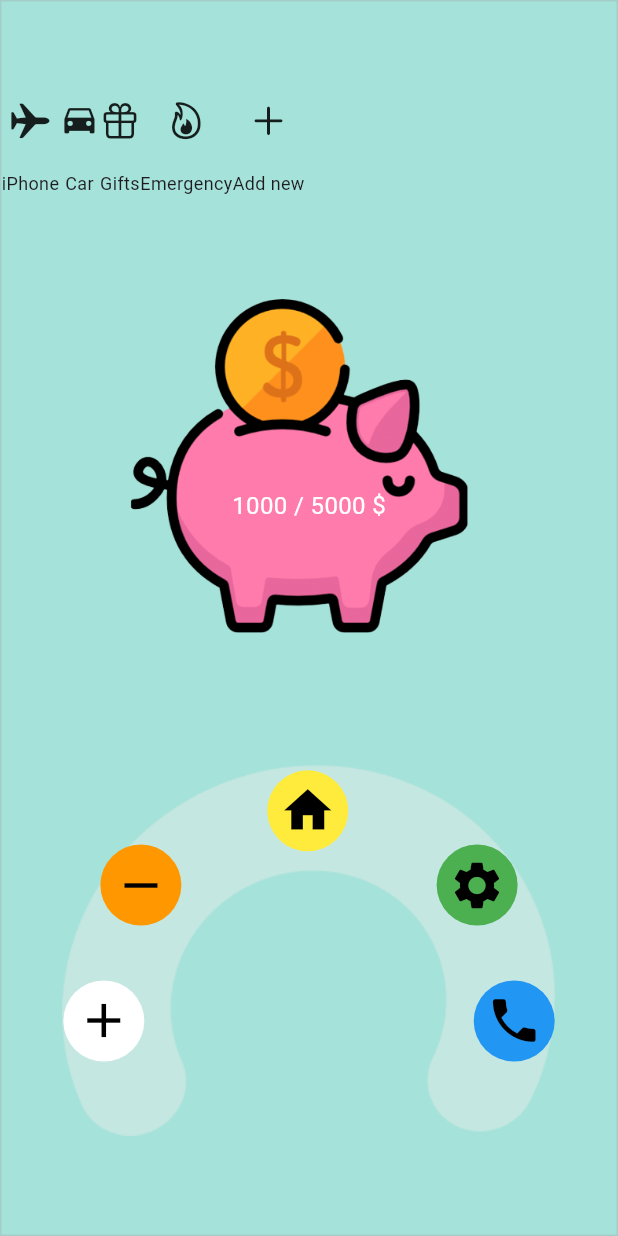
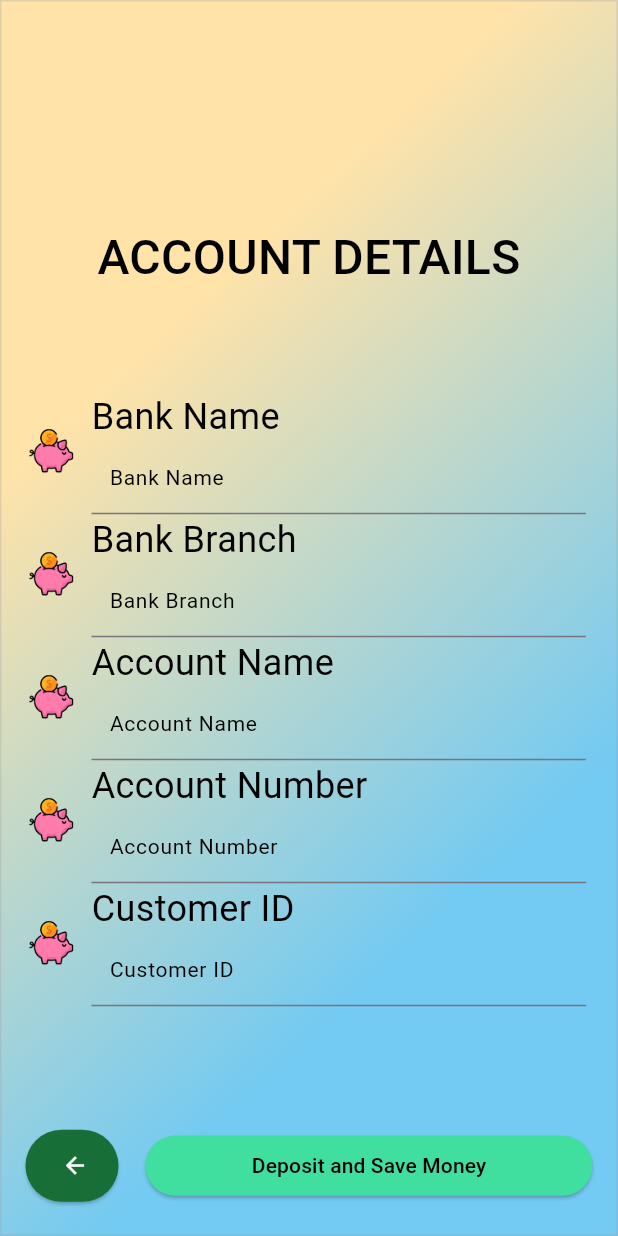
Before and after one commit to pepo-app/pepo, a Flutter app: the HomeScreen screen opened by its route, after a tap on the "remove" icon, on a phone screen of 412 x 824 dp. Run offline on Flutter 3.47's test engine with Material 2 defaults, Android fonts, the phone set to English and light mode, and no system bars; our stand-ins replace flutter_secure_storage, get; missing offline and left inert: flutter_custom_cards, flutter_shapes, soundpool; accounts and stored records are empty.

Commit message:
implement withdraw and settings page

```diff
--- a/lib/main.dart
+++ b/lib/main.dart
@@ -4,7 +4,9 @@ import 'package:pepo/screens/add_piggy_bank.dart';
 import 'package:pepo/screens/auth/auth.dart';
 import 'package:pepo/screens/auth/login.dart';
 import 'package:pepo/screens/deposit_screen.dart';
+import 'package:pepo/screens/settings.dart';
 import 'package:pepo/screens/splash.dart';
+import 'package:pepo/screens/withdraw.dart';
 
 import 'screens/home.dart';
 
@@ -28,6 +30,8 @@ class MyApp extends StatelessWidget {
         GetPage(name: "/auth/login", page: () => LoginScreen()),
         GetPage(name: "/piggy/add", page: () => AddPiggyBankScreen()),
         GetPage(name: "/deposit", page: () => DepositScreen()),
+        GetPage(name: "/withdraw", page: () => WithdrawScreen()),
+        GetPage(name: "/settings", page: () => SettingsScreen())
       ],
       theme: ThemeData(useMaterial3: true),
     );
--- a/lib/screens/home.dart
+++ b/lib/screens/home.dart
@@ -103,7 +103,7 @@ class HomeScreen extends StatelessWidget {
                   child: IconButton(
                       iconSize: 38,
                       icon: const Icon(Icons.remove),
-                      onPressed: () {},
+                      onPressed: () => Get.toNamed("/withdraw"),
                       style: IconButton.styleFrom(
                         foregroundColor: Colors.black,
                         backgroundColor: Colors.orange,
@@ -127,7 +127,7 @@ class HomeScreen extends StatelessWidget {
                   child: IconButton(
                       iconSize: 38,
                       icon: const Icon(Icons.settings),
-                      onPressed: () {},
+                      onPressed: () => Get.toNamed("/settings"),
                       style: IconButton.styleFrom(
                         foregroundColor: Colors.black,
                         backgroundColor: Colors.green,
--- /dev/null
+++ b/lib/screens/withdraw.dart
@@ -0,0 +1,400 @@
+import 'package:flutter/material.dart';
+import 'package:get/get.dart';
+
+class WithdrawScreen extends StatelessWidget {
+  @override
+  Widget build(BuildContext context) {
+    return Scaffold(
+      backgroundColor: Color(0xffffffff),
+      body: Container(
+        margin: EdgeInsets.all(0),
+        padding: EdgeInsets.all(16),
+        width: MediaQuery.of(context).size.width,
+        height: MediaQuery.of(context).size.height,
+        decoration: BoxDecoration(
+            shape: BoxShape.rectangle,
+            borderRadius: BorderRadius.zero,
+            border: Border.all(color: Color(0x4d9e9e9e), width: 1),
+            gradient: LinearGradient(
+              colors: [Color(0xFFFFE3A9), Color(0xFF73CAF2)],
+              transform: GradientRotation(120.2),
+            )),
+        child: Column(
+          mainAxisAlignment: MainAxisAlignment.start,
+          crossAxisAlignment: CrossAxisAlignment.stretch,
+          mainAxisSize: MainAxisSize.max,
+          children: [
+            SizedBox(
+              height: MediaQuery.of(context).size.height * 0.16,
+              width: 16,
+            ),
+            Text(
+              "ACCOUNT DETAILS",
+              textAlign: TextAlign.center,
+              overflow: TextOverflow.clip,
+              style: TextStyle(
+                fontWeight: FontWeight.w500,
+                fontStyle: FontStyle.normal,
+                fontSize: 32,
+                color: Color(0xff000000),
+              ),
+            ),
+            SizedBox(
+              height: MediaQuery.of(context).size.height * 0.08,
+            ),
+            Row(
+              mainAxisAlignment: MainAxisAlignment.start,
+              crossAxisAlignment: CrossAxisAlignment.center,
+              mainAxisSize: MainAxisSize.max,
+              children: [
+                Image(
+                  image: AssetImage("assets/rich_piggy.png"),
+                  height: 36,
+                  width: 36,
+                  fit: BoxFit.scaleDown,
+                ),
+                SizedBox(
+                  width: 8,
+                ),
+                Column(
+                  mainAxisAlignment: MainAxisAlignment.start,
+                  crossAxisAlignment: CrossAxisAlignment.start,
+                  mainAxisSize: MainAxisSize.max,
+                  children: [
+                    Text(
+                      "Bank Name",
+                      textAlign: TextAlign.start,
+                      overflow: TextOverflow.clip,
+                      style: TextStyle(
+                        fontWeight: FontWeight.w400,
+                        fontStyle: FontStyle.normal,
+                        fontSize: 24,
+                        color: Color(0xff000000),
+                      ),
+                    ),
+                    SizedBox(
+                      width: MediaQuery.of(context).size.width * 0.8,
+                      child: TextField(
+                        controller: TextEditingController(),
+                        obscureText: false,
+                        textAlign: TextAlign.start,
+                        maxLines: 1,
+                        style: TextStyle(
+                          fontWeight: FontWeight.w400,
+                          fontStyle: FontStyle.normal,
+                          fontSize: 14,
+                          color: Color(0xff000000),
+                        ),
+                        decoration: InputDecoration(
+                          border: UnderlineInputBorder(),
+                          hintText: "Bank Name",
+                          hintStyle: TextStyle(
+                            fontWeight: FontWeight.w400,
+                            fontStyle: FontStyle.normal,
+                            fontSize: 14,
+                            color: Color(0xff000000),
+                          ),
+                          filled: false,
+                          fillColor: Color(0xfff2f2f3),
+                          isDense: false,
+                          contentPadding: EdgeInsets.fromLTRB(12, 8, 12, 8),
+                        ),
+                      ),
+                    )
+                  ],
+                ),
+              ],
+            ),
+            Row(
+              mainAxisAlignment: MainAxisAlignment.start,
+              crossAxisAlignment: CrossAxisAlignment.center,
+              mainAxisSize: MainAxisSize.max,
+              children: [
+                Image(
+                  image: AssetImage("assets/rich_piggy.png"),
+                  height: 36,
+                  width: 36,
+                  fit: BoxFit.scaleDown,
+                ),
+                SizedBox(
+                  width: 8,
+                ),
+                Column(
+                  mainAxisAlignment: MainAxisAlignment.start,
+                  crossAxisAlignment: CrossAxisAlignment.start,
+                  mainAxisSize: MainAxisSize.max,
+                  children: [
+                    Text(
+                      "Bank Branch",
+                      textAlign: TextAlign.start,
+                      overflow: TextOverflow.clip,
+                      style: TextStyle(
+                        fontWeight: FontWeight.w400,
+                        fontStyle: FontStyle.normal,
+                        fontSize: 24,
+                        color: Color(0xff000000),
+                      ),
+                    ),
+                    SizedBox(
+                      width: MediaQuery.of(context).size.width * 0.8,
+                      child: TextField(
+                        controller: TextEditingController(),
+                        obscureText: false,
+                        textAlign: TextAlign.start,
+                        maxLines: 1,
+                        style: TextStyle(
+                          fontWeight: FontWeight.w400,
+                          fontStyle: FontStyle.normal,
+                          fontSize: 14,
+                          color: Color(0xff000000),
+                        ),
+                        decoration: InputDecoration(
+                          border: UnderlineInputBorder(),
+                          hintText: "Bank Branch",
+                          hintStyle: TextStyle(
+                            fontWeight: FontWeight.w400,
+                            fontStyle: FontStyle.normal,
+                            fontSize: 14,
+                            color: Color(0xff000000),
+                          ),
+                          filled: false,
+                          fillColor: Color(0xfff2f2f3),
+                          isDense: false,
+                          contentPadding: EdgeInsets.fromLTRB(12, 8, 12, 8),
+                        ),
+                      ),
+                    )
+                  ],
+                ),
+              ],
+            ),
+            Row(
+              mainAxisAlignment: MainAxisAlignment.start,
+              crossAxisAlignment: CrossAxisAlignment.center,
+              mainAxisSize: MainAxisSize.max,
+              children: [
+                Image(
+                  image: AssetImage("assets/rich_piggy.png"),
+                  height: 36,
+                  width: 36,
+                  fit: BoxFit.scaleDown,
+                ),
+                SizedBox(
+                  width: 8,
+                ),
+                Column(
+                  mainAxisAlignment: MainAxisAlignment.start,
+                  crossAxisAlignment: CrossAxisAlignment.start,
+                  mainAxisSize: MainAxisSize.max,
+                  children: [
+                    Text(
+                      "Account Name",
+                      textAlign: TextAlign.start,
+                      overflow: TextOverflow.clip,
+                      style: TextStyle(
+                        fontWeight: FontWeight.w400,
+                        fontStyle: FontStyle.normal,
+                        fontSize: 24,
+                        color: Color(0xff000000),
+                      ),
+                    ),
+                    SizedBox(
+                      width: MediaQuery.of(context).size.width * 0.8,
+                      child: TextField(
+                        controller: TextEditingController(),
+                        obscureText: false,
+                        textAlign: TextAlign.start,
+                        maxLines: 1,
+                        style: TextStyle(
+                          fontWeight: FontWeight.w400,
+                          fontStyle: FontStyle.normal,
+                          fontSize: 14,
+                          color: Color(0xff000000),
+                        ),
+                        decoration: InputDecoration(
+                          border: UnderlineInputBorder(),
+                          hintText: "Account Name",
+                          hintStyle: TextStyle(
+                            fontWeight: FontWeight.w400,
+                            fontStyle: FontStyle.normal,
+                            fontSize: 14,
+                            color: Color(0xff000000),
+                          ),
+                          filled: false,
+                          fillColor: Color(0xfff2f2f3),
+                          isDense: false,
+                          contentPadding: EdgeInsets.fromLTRB(12, 8, 12, 8),
+                        ),
+                      ),
+                    )
+                  ],
+                ),
+              ],
+            ),
+            Row(
+              mainAxisAlignment: MainAxisAlignment.start,
+              crossAxisAlignment: CrossAxisAlignment.center,
+              mainAxisSize: MainAxisSize.max,
+              children: [
+                Image(
+                  image: AssetImage("assets/rich_piggy.png"),
+                  height: 36,
+                  width: 36,
+                  fit: BoxFit.scaleDown,
+                ),
+                SizedBox(
+                  width: 8,
+                ),
+                Column(
+                  mainAxisAlignment: MainAxisAlignment.start,
+                  crossAxisAlignment: CrossAxisAlignment.start,
+                  mainAxisSize: MainAxisSize.max,
+                  children: [
+                    Text(
+                      "Account Number",
+                      textAlign: TextAlign.start,
+                      overflow: TextOverflow.clip,
+                      style: TextStyle(
+                        fontWeight: FontWeight.w400,
+                        fontStyle: FontStyle.normal,
+                        fontSize: 24,
+                        color: Color(0xff000000),
+                      ),
+                    ),
+                    SizedBox(
+                      width: MediaQuery.of(context).size.width * 0.8,
+                      child: TextField(
+                        controller: TextEditingController(),
+                        obscureText: false,
+                        textAlign: TextAlign.start,
+                        maxLines: 1,
+                        style: TextStyle(
+                          fontWeight: FontWeight.w400,
+                          fontStyle: FontStyle.normal,
+                          fontSize: 14,
+                          color: Color(0xff000000),
+                        ),
+                        decoration: InputDecoration(
+                          border: UnderlineInputBorder(),
+                          hintText: "Account Number",
+                          hintStyle: TextStyle(
+                            fontWeight: FontWeight.w400,
+                            fontStyle: FontStyle.normal,
+                            fontSize: 14,
+                            color: Color(0xff000000),
+                          ),
+                          filled: false,
+                          fillColor: Color(0xfff2f2f3),
+                          isDense: false,
+                          contentPadding: EdgeInsets.fromLTRB(12, 8, 12, 8),
+                        ),
+                      ),
+                    )
+                  ],
+                ),
+              ],
+            ),
+            Row(
+              mainAxisAlignment: MainAxisAlignment.start,
+              crossAxisAlignment: CrossAxisAlignment.center,
+              mainAxisSize: MainAxisSize.max,
+              children: [
+                Image(
+                  image: AssetImage("assets/rich_piggy.png"),
+                  height: 36,
+                  width: 36,
+                  fit: BoxFit.scaleDown,
+                ),
+                SizedBox(
+                  width: 8,
+                ),
+                Column(
+                  mainAxisAlignment: MainAxisAlignment.start,
+                  crossAxisAlignment: CrossAxisAlignment.start,
+                  mainAxisSize: MainAxisSize.max,
+                  children: [
+                    Text(
+                      "Customer ID",
+                      textAlign: TextAlign.start,
+                      overflow: TextOverflow.clip,
+                      style: TextStyle(
+                        fontWeight: FontWeight.w400,
+                        fontStyle: FontStyle.normal,
+                        fontSize: 24,
+                        color: Color(0xff000000),
+                      ),
+                    ),
+                    SizedBox(
+                      width: MediaQuery.of(context).size.width * 0.8,
+                      child: TextField(
+                        controller: TextEditingController(),
+                        obscureText: false,
+                        textAlign: TextAlign.start,
+                        maxLines: 1,
+                        style: TextStyle(
+                          fontWeight: FontWeight.w400,
+                          fontStyle: FontStyle.normal,
+                          fontSize: 14,
+                          color: Color(0xff000000),
+                        ),
+                        decoration: InputDecoration(
+                          border: UnderlineInputBorder(),
+                          hintText: "Customer ID",
+                          hintStyle: TextStyle(
+                            fontWeight: FontWeight.w400,
+                            fontStyle: FontStyle.normal,
+                            fontSize: 14,
+                            color: Color(0xff000000),
+                          ),
+                          filled: false,
+                          fillColor: Color(0xfff2f2f3),
+                          isDense: false,
+                          contentPadding: EdgeInsets.fromLTRB(12, 8, 12, 8),
+                        ),
+                      ),
+                    )
+                  ],
+                ),
+              ],
+            ),
+            SizedBox(
+              height: MediaQuery.of(context).size.height * 0.1,
+              width: 16,
+            ),
+            Row(
+              mainAxisAlignment: MainAxisAlignment.start,
+              crossAxisAlignment: CrossAxisAlignment.center,
+              mainAxisSize: MainAxisSize.max,
+              children: [
+                Container(
+                  height: 48,
+                  width: 80,
+                  padding: const EdgeInsets.only(right: 18),
+                  child: ElevatedButton(
+                      style: ButtonStyle(
+                          foregroundColor: MaterialStateProperty.all<Color>(
+                              const Color(0xffffffff)),
+                          backgroundColor: MaterialStateProperty.all<Color>(
+                              const Color(0xFF176e36))),
+                      onPressed: () => Get.back(),
+                      child: const Icon(Icons.arrow_back_sharp)),
+                ),
+                Expanded(
+                  flex: 1,
+                  child: ElevatedButton(
+                      style: ButtonStyle(
+                          foregroundColor:
+                              MaterialStateProperty.all<Color>(Colors.black),
+                          backgroundColor: MaterialStateProperty.all<Color>(
+                              const Color(0xFF40DF9F))),
+                      onPressed: () => Get.offAllNamed("/home"),
+                      child: const Text("Deposit and Save Money")),
+                ),
+              ],
+            ),
+          ],
+        ),
+      ),
+    );
+  }
+}
```
Also changed, not shown: lib/screens/settings.dart (added, +183 -0 lines).
